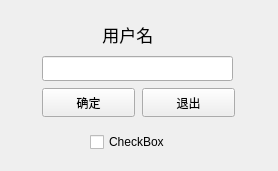
Old version of the form set_name.ui in the repository eightfy/c-_chatroom.
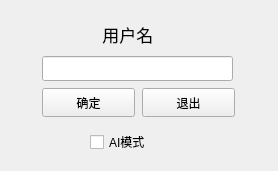
New version of the form.

What changed in the file:
```diff
--- a/set_name.ui
+++ b/set_name.ui
@@ -89,7 +89,7 @@
     </rect>
    </property>
    <property name="text">
-    <string>CheckBox</string>
+    <string>AI模式</string>
    </property>
   </widget>
  </widget>
```
